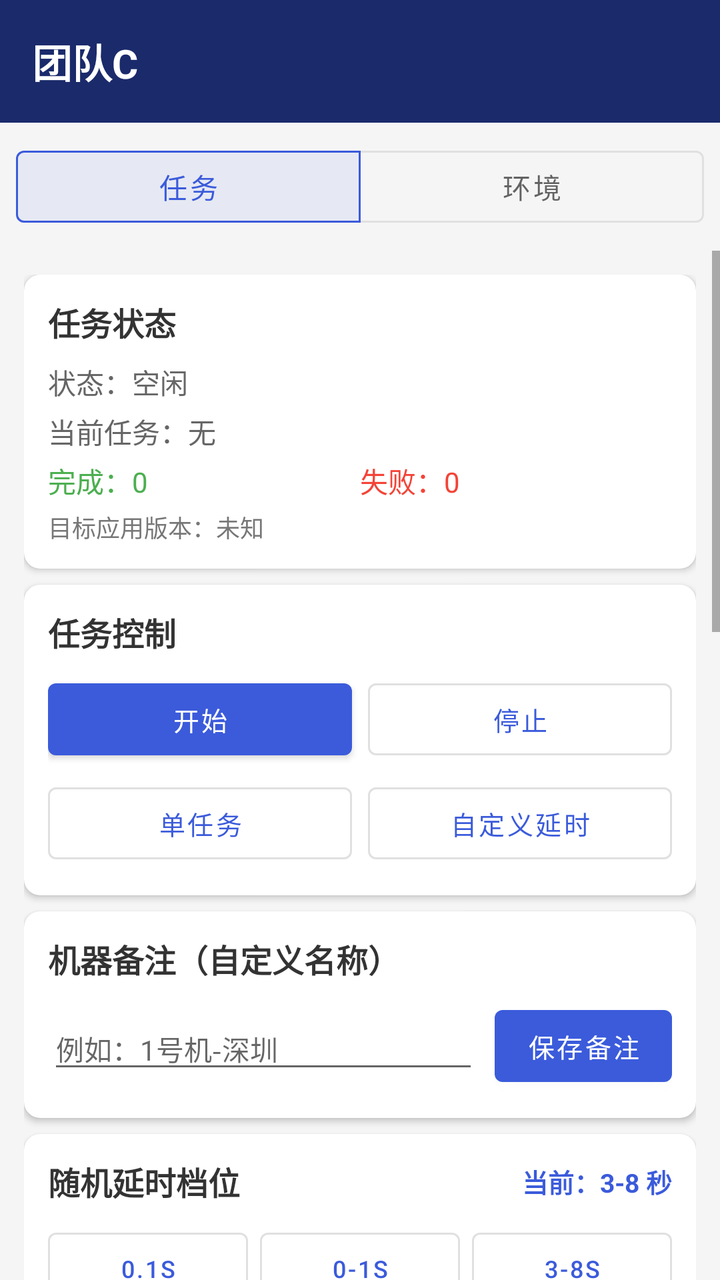
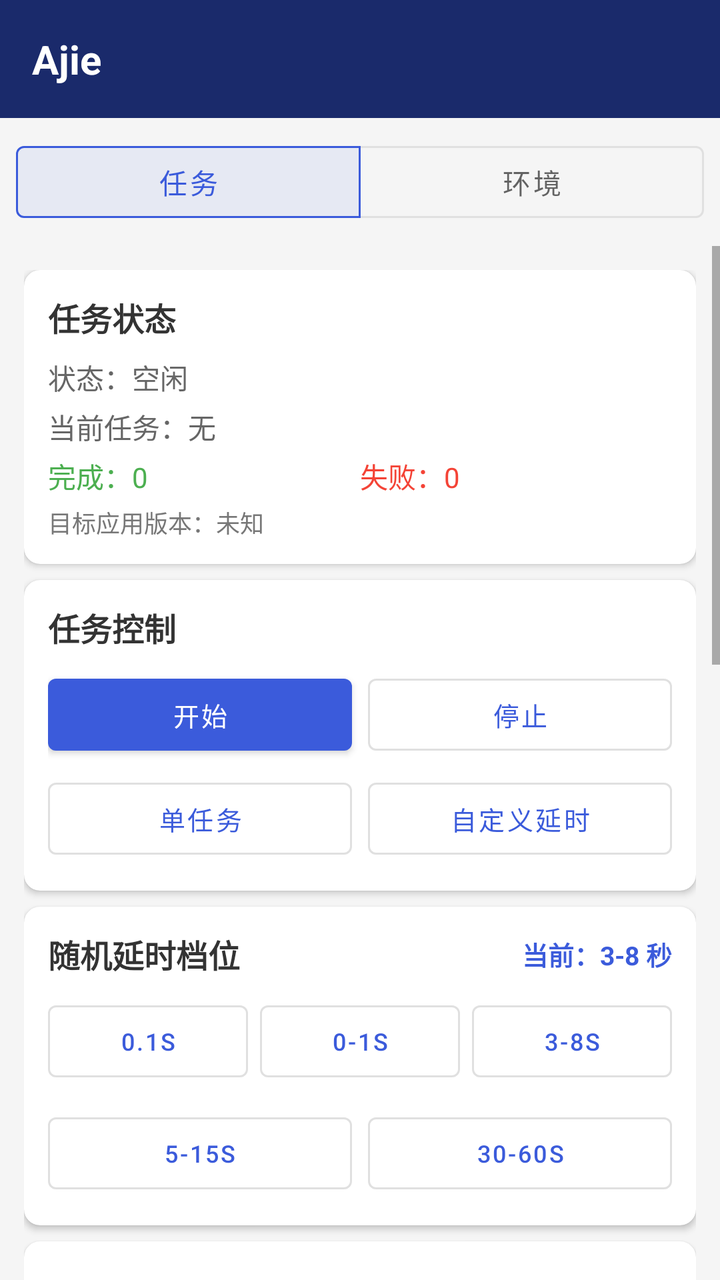

Compare the two renders of this Android layout. The source of the first and the diff that turns it into the second are given below.
<!-- AndroidManifest.xml: application theme Theme.TaskHelper -->
<!-- res/layout/activity_main.xml -->
<?xml version="1.0" encoding="utf-8"?>
<LinearLayout xmlns:android="http://schemas.android.com/apk/res/android"
    xmlns:app="http://schemas.android.com/apk/res-auto"
    android:layout_width="match_parent"
    android:layout_height="match_parent"
    android:background="#F5F5F5"
    android:orientation="vertical">

    <LinearLayout
        android:layout_width="match_parent"
        android:layout_height="wrap_content"
        android:background="#1A2A6B"
        android:gravity="center_vertical"
        android:orientation="horizontal"
        android:padding="16dp">

        <TextView
            android:layout_width="0dp"
            android:layout_height="wrap_content"
            android:layout_weight="1"
            android:text="团队C"
            android:textColor="#FFFFFF"
            android:textSize="20sp"
            android:textStyle="bold" />

        <TextView
            android:id="@+id/tv_username"
            android:layout_width="wrap_content"
            android:layout_height="wrap_content"
            android:textColor="#FFFFFF"
            android:textSize="14sp" />
    </LinearLayout>

    <com.google.android.material.button.MaterialButtonToggleGroup
        android:id="@+id/tab_group"
        android:layout_width="match_parent"
        android:layout_height="wrap_content"
        android:padding="8dp"
        app:checkedButton="@id/tab_task"
        app:selectionRequired="true"
        app:singleSelection="true">

        <com.google.android.material.button.MaterialButton
            android:id="@+id/tab_task"
            style="@style/Widget.MaterialComponents.Button.OutlinedButton"
            android:layout_width="0dp"
            android:layout_height="wrap_content"
            android:layout_weight="1"
            android:text="任务" />

        <com.google.android.material.button.MaterialButton
            android:id="@+id/tab_env"
            style="@style/Widget.MaterialComponents.Button.OutlinedButton"
            android:layout_width="0dp"
            android:layout_height="wrap_content"
            android:layout_weight="1"
            android:text="环境" />
    </com.google.android.material.button.MaterialButtonToggleGroup>

    <ScrollView
        android:id="@+id/page_task"
        android:layout_width="match_parent"
        android:layout_height="0dp"
        android:layout_weight="1">

        <LinearLayout
            android:layout_width="match_parent"
            android:layout_height="wrap_content"
            android:orientation="vertical"
            android:padding="12dp">

            <androidx.cardview.widget.CardView
                android:layout_width="match_parent"
                android:layout_height="wrap_content"
                android:layout_marginBottom="8dp"
                app:cardCornerRadius="8dp"
                app:cardElevation="2dp">

                <LinearLayout
                    android:layout_width="match_parent"
                    android:layout_height="wrap_content"
                    android:orientation="vertical"
                    android:padding="12dp">

                    <TextView
                        android:layout_width="wrap_content"
                        android:layout_height="wrap_content"
                        android:layout_marginBottom="8dp"
                        android:text="任务状态"
                        android:textColor="#333333"
                        android:textSize="16sp"
                        android:textStyle="bold" />

                    <TextView
                        android:id="@+id/tv_status"
                        android:layout_width="match_parent"
                        android:layout_height="wrap_content"
                        android:text="状态：空闲"
                        android:textColor="#666666"
                        android:textSize="14sp" />

                    <TextView
                        android:id="@+id/tv_current_task"
                        android:layout_width="match_parent"
                        android:layout_height="wrap_content"
                        android:layout_marginTop="4dp"
                        android:text="当前任务：无"
                        android:textColor="#666666"
                        android:textSize="14sp" />

                    <LinearLayout
                        android:layout_width="match_parent"
                        android:layout_height="wrap_content"
                        android:layout_marginTop="4dp"
                        android:orientation="horizontal">

                        <TextView
                            android:id="@+id/tv_completed_count"
                            android:layout_width="0dp"
                            android:layout_height="wrap_content"
                            android:layout_weight="1"
                            android:text="完成：0"
                            android:textColor="#4CAF50"
                            android:textSize="14sp" />

                        <TextView
                            android:id="@+id/tv_failed_count"
                            android:layout_width="0dp"
                            android:layout_height="wrap_content"
                            android:layout_weight="1"
                            android:text="失败：0"
                            android:textColor="#F44336"
                            android:textSize="14sp" />
                    </LinearLayout>

                    <TextView
                        android:id="@+id/tv_target_version"
                        android:layout_width="match_parent"
                        android:layout_height="wrap_content"
                        android:layout_marginTop="4dp"
                        android:text="目标应用版本：未知"
                        android:textColor="#777777"
                        android:textSize="12sp" />
                </LinearLayout>
            </androidx.cardview.widget.CardView>

            <androidx.cardview.widget.CardView
                android:layout_width="match_parent"
                android:layout_height="wrap_content"
                android:layout_marginBottom="8dp"
                app:cardCornerRadius="8dp"
                app:cardElevation="2dp">

                <LinearLayout
                    android:layout_width="match_parent"
                    android:layout_height="wrap_content"
                    android:orientation="vertical"
                    android:padding="12dp">

                    <TextView
                        android:layout_width="wrap_content"
                        android:layout_height="wrap_content"
                        android:layout_marginBottom="8dp"
                        android:text="任务控制"
                        android:textColor="#333333"
                        android:textSize="16sp"
                        android:textStyle="bold" />

                    <LinearLayout
                        android:layout_width="match_parent"
                        android:layout_height="wrap_content"
                        android:orientation="horizontal">

                        <com.google.android.material.button.MaterialButton
                            android:id="@+id/btn_start_auto"
                            android:layout_width="0dp"
                            android:layout_height="wrap_content"
                            android:layout_marginEnd="4dp"
                            android:layout_weight="1"
                            android:text="开始"
                            android:textSize="13sp" />

                        <com.google.android.material.button.MaterialButton
                            android:id="@+id/btn_stop_auto"
                            style="@style/Widget.MaterialComponents.Button.OutlinedButton"
                            android:layout_width="0dp"
                            android:layout_height="wrap_content"
                            android:layout_marginStart="4dp"
                            android:layout_weight="1"
                            android:text="停止"
                            android:textSize="13sp" />
                    </LinearLayout>

                    <LinearLayout
                        android:layout_width="match_parent"
                        android:layout_height="wrap_content"
                        android:layout_marginTop="4dp"
                        android:orientation="horizontal">

                        <com.google.android.material.button.MaterialButton
                            android:id="@+id/btn_single_task"
                            style="@style/Widget.MaterialComponents.Button.OutlinedButton"
                            android:layout_width="0dp"
                            android:layout_height="wrap_content"
                            android:layout_marginEnd="4dp"
                            android:layout_weight="1"
                            android:text="单任务"
                            android:textSize="13sp" />

                        <com.google.android.material.button.MaterialButton
                            android:id="@+id/btn_test_api"
                            style="@style/Widget.MaterialComponents.Button.OutlinedButton"
                            android:layout_width="0dp"
                            android:layout_height="wrap_content"
                            android:layout_marginStart="4dp"
                            android:layout_weight="1"
                            android:text="自定义延时"
                            android:textSize="13sp" />
                    </LinearLayout>
                </LinearLayout>
            </androidx.cardview.widget.CardView>

            <androidx.cardview.widget.CardView
                android:layout_width="match_parent"
                android:layout_height="wrap_content"
                android:layout_marginBottom="8dp"
                app:cardCornerRadius="8dp"
                app:cardElevation="2dp">

                <LinearLayout
                    android:layout_width="match_parent"
                    android:layout_height="wrap_content"
                    android:orientation="vertical"
                    android:padding="12dp">

                    <TextView
                        android:layout_width="wrap_content"
                        android:layout_height="wrap_content"
                        android:layout_marginBottom="8dp"
                        android:text="机器备注（自定义名称）"
                        android:textColor="#333333"
                        android:textSize="16sp"
                        android:textStyle="bold" />

                    <LinearLayout
                        android:layout_width="match_parent"
                        android:layout_height="wrap_content"
                        android:gravity="center_vertical"
                        android:orientation="horizontal">

                        <EditText
                            android:id="@+id/et_device_name"
                            android:layout_width="0dp"
                            android:layout_height="wrap_content"
                            android:layout_weight="1"
                            android:hint="例如：1号机-深圳"
                            android:inputType="text"
                            android:textSize="14sp" />

                        <com.google.android.material.button.MaterialButton
                            android:id="@+id/btn_save_device_name"
                            android:layout_width="wrap_content"
                            android:layout_height="wrap_content"
                            android:layout_marginStart="8dp"
                            android:text="保存备注"
                            android:textSize="13sp" />
                    </LinearLayout>
                </LinearLayout>
            </androidx.cardview.widget.CardView>

            <androidx.cardview.widget.CardView
                android:layout_width="match_parent"
                android:layout_height="wrap_content"
                android:layout_marginBottom="8dp"
                app:cardCornerRadius="8dp"
                app:cardElevation="2dp">

                <LinearLayout
                    android:layout_width="match_parent"
                    android:layout_height="wrap_content"
                    android:orientation="vertical"
                    android:padding="12dp">

                    <LinearLayout
                        android:layout_width="match_parent"
                        android:layout_height="wrap_content"
                        android:layout_marginBottom="8dp"
                        android:gravity="center_vertical"
                        android:orientation="horizontal">

                        <TextView
                            android:layout_width="0dp"
                            android:layout_height="wrap_content"
                            android:layout_weight="1"
                            android:text="随机延时档位"
                            android:textColor="#333333"
                            android:textSize="16sp"
                            android:textStyle="bold" />

                        <TextView
                            android:id="@+id/tv_current_delay"
                            android:layout_width="wrap_content"
                            android:layout_height="wrap_content"
                            android:text="当前：3-8 秒"
                            android:textColor="#3B5BDB"
                            android:textSize="13sp"
                            android:textStyle="bold" />
                    </LinearLayout>

                    <LinearLayout
                        android:layout_width="match_parent"
                        android:layout_height="wrap_content"
                        android:orientation="vertical">

                        <LinearLayout
                            android:layout_width="match_parent"
                            android:layout_height="wrap_content"
                            android:orientation="horizontal">

                            <com.google.android.material.button.MaterialButton
                                android:id="@+id/btn_delay_0_1s"
                                style="@style/Widget.MaterialComponents.Button.OutlinedButton"
                                android:layout_width="0dp"
                                android:layout_height="wrap_content"
                                android:layout_marginEnd="4dp"
                                android:layout_weight="1"
                                android:text="0.1s"
                                android:textSize="12sp" />

                            <com.google.android.material.button.MaterialButton
                                android:id="@+id/btn_delay_0_1"
                                style="@style/Widget.MaterialComponents.Button.OutlinedButton"
                                android:layout_width="0dp"
                                android:layout_height="wrap_content"
                                android:layout_marginHorizontal="2dp"
                                android:layout_weight="1"
                                android:text="0-1s"
                                android:textSize="12sp" />

                            <com.google.android.material.button.MaterialButton
                                android:id="@+id/btn_delay_3_8"
                                style="@style/Widget.MaterialComponents.Button.OutlinedButton"
                                android:layout_width="0dp"
                                android:layout_height="wrap_content"
                                android:layout_marginStart="4dp"
                                android:layout_weight="1"
                                android:text="3-8s"
                                android:textSize="12sp" />
                        </LinearLayout>

                        <LinearLayout
                            android:layout_width="match_parent"
                            android:layout_height="wrap_content"
                            android:layout_marginTop="8dp"
                            android:orientation="horizontal">

                            <com.google.android.material.button.MaterialButton
                                android:id="@+id/btn_delay_5_15"
                                style="@style/Widget.MaterialComponents.Button.OutlinedButton"
                                android:layout_width="0dp"
                                android:layout_height="wrap_content"
                                android:layout_marginEnd="4dp"
                                android:layout_weight="1"
                                android:text="5-15s"
                                android:textSize="12sp" />

                            <com.google.android.material.button.MaterialButton
                                android:id="@+id/btn_delay_30_60"
                                style="@style/Widget.MaterialComponents.Button.OutlinedButton"
                                android:layout_width="0dp"
                                android:layout_height="wrap_content"
                                android:layout_marginStart="4dp"
                                android:layout_weight="1"
                                android:text="30-60s"
                                android:textSize="12sp" />
                        </LinearLayout>
                    </LinearLayout>
                </LinearLayout>
            </androidx.cardview.widget.CardView>

            <androidx.cardview.widget.CardView
                android:layout_width="match_parent"
                android:layout_height="wrap_content"
                android:layout_marginBottom="8dp"
                app:cardCornerRadius="8dp"
                app:cardElevation="2dp">

                <LinearLayout
                    android:layout_width="match_parent"
                    android:layout_height="wrap_content"
                    android:orientation="vertical"
                    android:padding="12dp">

                    <LinearLayout
                        android:layout_width="match_parent"
                        android:layout_height="wrap_content"
                        android:gravity="center_vertical"
                        android:orientation="horizontal">

                        <TextView
                            android:layout_width="0dp"
                            android:layout_height="wrap_content"
                            android:layout_weight="1"
                            android:text="定时休息"
                            android:textColor="#333333"
                            android:textSize="16sp"
                            android:textStyle="bold" />

                        <com.google.android.material.switchmaterial.SwitchMaterial
                            android:id="@+id/switch_pause_enabled"
                            android:layout_width="wrap_content"
                            android:layout_height="wrap_content" />
                    </LinearLayout>

                    <LinearLayout
                        android:layout_width="match_parent"
                        android:layout_height="wrap_content"
                        android:layout_marginTop="4dp"
                        android:gravity="center_vertical"
                        android:orientation="horizontal">

                        <TextView
                            android:layout_width="wrap_content"
                            android:layout_height="wrap_content"
                            android:text="成功"
                            android:textColor="#666666"
                            android:textSize="13sp" />

                        <EditText
                            android:id="@+id/et_pause_count"
                            android:layout_width="60dp"
                            android:layout_height="wrap_content"
                            android:layout_marginHorizontal="4dp"
                            android:gravity="center"
                            android:inputType="number"
                            android:text="50"
                            android:textSize="13sp" />

                        <TextView
                            android:layout_width="wrap_content"
                            android:layout_height="wrap_content"
                            android:text="个后，暂停"
                            android:textColor="#666666"
                            android:textSize="13sp" />

                        <EditText
                            android:id="@+id/et_pause_minutes"
                            android:layout_width="60dp"
                            android:layout_height="wrap_content"
                            android:layout_marginHorizontal="4dp"
                            android:gravity="center"
                            android:inputType="number"
                            android:text="30"
                            android:textSize="13sp" />

                        <TextView
                            android:layout_width="wrap_content"
                            android:layout_height="wrap_content"
                            android:text="分钟"
                            android:textColor="#666666"
                            android:textSize="13sp" />
                    </LinearLayout>
                </LinearLayout>
            </androidx.cardview.widget.CardView>

            <androidx.cardview.widget.CardView
                android:layout_width="match_parent"
                android:layout_height="wrap_content"
                android:layout_marginBottom="8dp"
                app:cardCornerRadius="8dp"
                app:cardElevation="2dp">

                <LinearLayout
                    android:layout_width="match_parent"
                    android:layout_height="wrap_content"
                    android:orientation="vertical"
                    android:padding="12dp">

                    <LinearLayout
                        android:layout_width="match_parent"
                        android:layout_height="wrap_content"
                        android:gravity="center_vertical"
                        android:orientation="horizontal">

                        <TextView
                            android:layout_width="0dp"
                            android:layout_height="wrap_content"
                            android:layout_weight="1"
                            android:text="静默模式"
                            android:textColor="#333333"
                            android:textSize="16sp"
                            android:textStyle="bold" />

                        <com.google.android.material.switchmaterial.SwitchMaterial
                            android:id="@+id/switch_silent_mode"
                            android:layout_width="wrap_content"
                            android:layout_height="wrap_content" />
                    </LinearLayout>

                    <TextView
                        android:layout_width="match_parent"
                        android:layout_height="wrap_content"
                        android:layout_marginTop="4dp"
                        android:text="开启后只通知环境App抓取商品数据，不跳转商品页；约15秒未回传自动回退跳转。"
                        android:textColor="#888888"
                        android:textSize="12sp" />
                </LinearLayout>
            </androidx.cardview.widget.CardView>

            <androidx.cardview.widget.CardView
                android:layout_width="match_parent"
                android:layout_height="wrap_content"
                android:layout_marginBottom="8dp"
                app:cardCornerRadius="8dp"
                app:cardElevation="2dp">

                <LinearLayout
                    android:layout_width="match_parent"
                    android:layout_height="wrap_content"
                    android:orientation="vertical"
                    android:padding="12dp">

                    <LinearLayout
                        android:layout_width="match_parent"
                        android:layout_height="wrap_content"
                        android:gravity="center_vertical"
                        android:orientation="horizontal">

                        <TextView
                            android:layout_width="0dp"
                            android:layout_height="wrap_content"
                            android:layout_weight="1"
                            android:text="聊一聊（OCR识别）"
                            android:textColor="#333333"
                            android:textSize="16sp"
                            android:textStyle="bold" />

                        <com.google.android.material.switchmaterial.SwitchMaterial
                            android:id="@+id/switch_chat_mode"
                            android:layout_width="wrap_content"
                            android:layout_height="wrap_content" />
                    </LinearLayout>

                    <TextView
                        android:layout_width="match_parent"
                        android:layout_height="wrap_content"
                        android:layout_marginTop="4dp"
                        android:text="开启后每轮任务把链接发送到当前Shopee聊天并点击，上传后自动返回聊天；自动识别搜图页并先关闭再返回。"
                        android:textColor="#888888"
                        android:textSize="12sp" />

                    <TextView
                        android:id="@+id/tv_chat_status"
                        android:layout_width="match_parent"
                        android:layout_height="wrap_content"
                        android:layout_marginTop="4dp"
                        android:text="未开启"
                        android:textColor="#E67E22"
                        android:textSize="12sp" />

                    <com.google.android.material.button.MaterialButton
                        android:id="@+id/btn_chat_permission"
                        style="@style/Widget.MaterialComponents.Button.OutlinedButton"
                        android:layout_width="match_parent"
                        android:layout_height="wrap_content"
                        android:layout_marginTop="6dp"
                        android:text="去开启无障碍权限（聊一聊）"
                        android:textSize="13sp" />
                </LinearLayout>
            </androidx.cardview.widget.CardView>

            <androidx.cardview.widget.CardView
                android:layout_width="match_parent"
                android:layout_height="wrap_content"
                android:layout_marginBottom="8dp"
                app:cardCornerRadius="8dp"
                app:cardElevation="2dp">

                <LinearLayout
                    android:layout_width="match_parent"
                    android:layout_height="wrap_content"
                    android:orientation="vertical"
                    android:padding="12dp">

                    <LinearLayout
                        android:layout_width="match_parent"
                        android:layout_height="wrap_content"
                        android:layout_marginBottom="8dp"
                        android:gravity="center_vertical"
                        android:orientation="horizontal">

                        <TextView
                            android:layout_width="0dp"
                            android:layout_height="wrap_content"
                            android:layout_weight="1"
                            android:text="运行日志"
                            android:textColor="#333333"
                            android:textSize="16sp"
                            android:textStyle="bold" />

                        <com.google.android.material.button.MaterialButton
                            android:id="@+id/btn_clear_log"
                            style="@style/Widget.MaterialComponents.Button.TextButton"
                            android:layout_width="wrap_content"
                            android:layout_height="wrap_content"
                            android:text="清空"
                            android:textSize="12sp" />
                    </LinearLayout>

                    <ScrollView
                        android:id="@+id/scroll_logs"
                        android:layout_width="match_parent"
                        android:layout_height="200dp"
                        android:background="#1A000000"
                        android:padding="8dp">

                        <TextView
                            android:id="@+id/tv_logs"
                            android:layout_width="match_parent"
                            android:layout_height="wrap_content"
                            android:fontFamily="monospace"
                            android:textColor="#333333"
                            android:textSize="11sp" />
                    </ScrollView>
                </LinearLayout>
            </androidx.cardview.widget.CardView>

            <com.google.android.material.button.MaterialButton
                android:id="@+id/btn_logout"
                style="@style/Widget.MaterialComponents.Button.TextButton"
                android:layout_width="match_parent"
                android:layout_height="wrap_content"
                android:text="退出登录"
                android:textColor="#F44336"
                android:textSize="14sp" />
        </LinearLayout>
    </ScrollView>

    <LinearLayout
        android:id="@+id/page_env"
        android:layout_width="match_parent"
        android:layout_height="0dp"
        android:layout_weight="1"
        android:orientation="vertical"
        android:padding="12dp"
        android:visibility="gone">

        <androidx.cardview.widget.CardView
            android:layout_width="match_parent"
            android:layout_height="wrap_content"
            android:layout_marginBottom="8dp"
            app:cardCornerRadius="8dp"
            app:cardElevation="2dp">

            <LinearLayout
                android:layout_width="match_parent"
                android:layout_height="wrap_content"
                android:gravity="center_vertical"
                android:orientation="horizontal"
                android:padding="12dp">

                <TextView
                    android:id="@+id/tv_fp_count"
                    android:layout_width="0dp"
                    android:layout_height="wrap_content"
                    android:layout_weight="1"
                    android:text="总数：0"
                    android:textColor="#666666"
                    android:textSize="14sp" />

                <com.google.android.material.button.MaterialButton
                    android:id="@+id/btn_generate_fp"
                    style="@style/Widget.MaterialComponents.Button.OutlinedButton"
                    android:layout_width="wrap_content"
                    android:layout_height="wrap_content"
                    android:layout_marginEnd="8dp"
                    android:text="生成"
                    android:textSize="13sp" />

                <com.google.android.material.button.MaterialButton
                    android:id="@+id/btn_batch_generate_fp"
                    android:layout_width="wrap_content"
                    android:layout_height="wrap_content"
                    android:text="批量"
                    android:textSize="13sp" />
            </LinearLayout>
        </androidx.cardview.widget.CardView>

        <androidx.recyclerview.widget.RecyclerView
            android:id="@+id/rv_fp_list"
            android:layout_width="match_parent"
            android:layout_height="0dp"
            android:layout_weight="1"
            android:clipToPadding="false"
            android:padding="4dp" />
    </LinearLayout>
</LinearLayout>
<!-- resources referenced by this layout -->
<resources>
  <style name="Theme.TaskHelper" parent="Theme.MaterialComponents.Light.NoActionBar">
          <item name="colorPrimary">#3B5BDB</item>
          <item name="colorPrimaryVariant">#1A2A6B</item>
          <item name="colorOnPrimary">#FFFFFF</item>
          <item name="colorSecondary">#26A69A</item>
          <item name="colorSecondaryVariant">#00897B</item>
          <item name="colorOnSecondary">#FFFFFF</item>
          <item name="android:statusBarColor">#1A2A6B</item>
      </style>
</resources>

<!-- the commit's change to res/layout/activity_main.xml (unified diff, before → after) -->
@@ -18,7 +18,7 @@
             android:layout_width="0dp"
             android:layout_height="wrap_content"
             android:layout_weight="1"
-            android:text="团队C"
+            android:text="Ajie"
             android:textColor="#FFFFFF"
             android:textSize="20sp"
             android:textStyle="bold" />
@@ -220,53 +220,6 @@
                 </LinearLayout>
             </androidx.cardview.widget.CardView>
 
-            <androidx.cardview.widget.CardView
-                android:layout_width="match_parent"
-                android:layout_height="wrap_content"
-                android:layout_marginBottom="8dp"
-                app:cardCornerRadius="8dp"
-                app:cardElevation="2dp">
-
-                <LinearLayout
-                    android:layout_width="match_parent"
-                    android:layout_height="wrap_content"
-                    android:orientation="vertical"
-                    android:padding="12dp">
-
-                    <TextView
-                        android:layout_width="wrap_content"
-                        android:layout_height="wrap_content"
-                        android:layout_marginBottom="8dp"
-                        android:text="机器备注（自定义名称）"
-                        android:textColor="#333333"
-                        android:textSize="16sp"
-                        android:textStyle="bold" />
-
-                    <LinearLayout
-                        android:layout_width="match_parent"
-                        android:layout_height="wrap_content"
-                        android:gravity="center_vertical"
-                        android:orientation="horizontal">
-
-                        <EditText
-                            android:id="@+id/et_device_name"
-                            android:layout_width="0dp"
-                            android:layout_height="wrap_content"
-                            android:layout_weight="1"
-                            android:hint="例如：1号机-深圳"
-                            android:inputType="text"
-                            android:textSize="14sp" />
-
-                        <com.google.android.material.button.MaterialButton
-                            android:id="@+id/btn_save_device_name"
-                            android:layout_width="wrap_content"
-                            android:layout_height="wrap_content"
-                            android:layout_marginStart="8dp"
-                            android:text="保存备注"
-                            android:textSize="13sp" />
-                    </LinearLayout>
-                </LinearLayout>
-            </androidx.cardview.widget.CardView>
 
             <androidx.cardview.widget.CardView
                 android:layout_width="match_parent"
